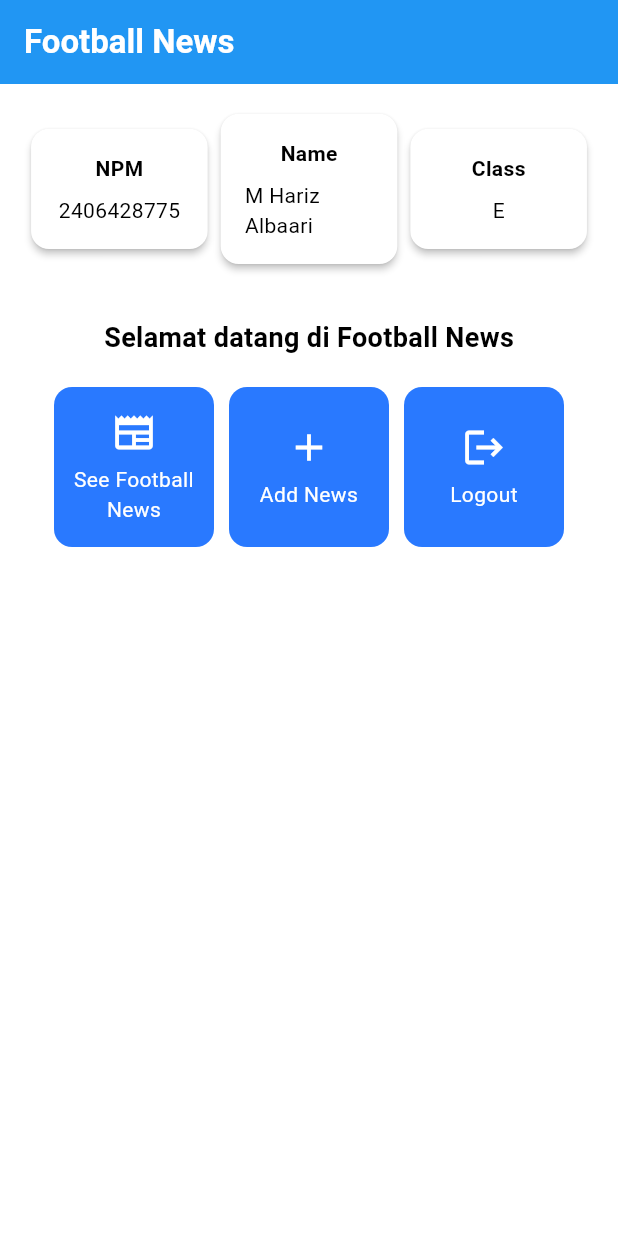
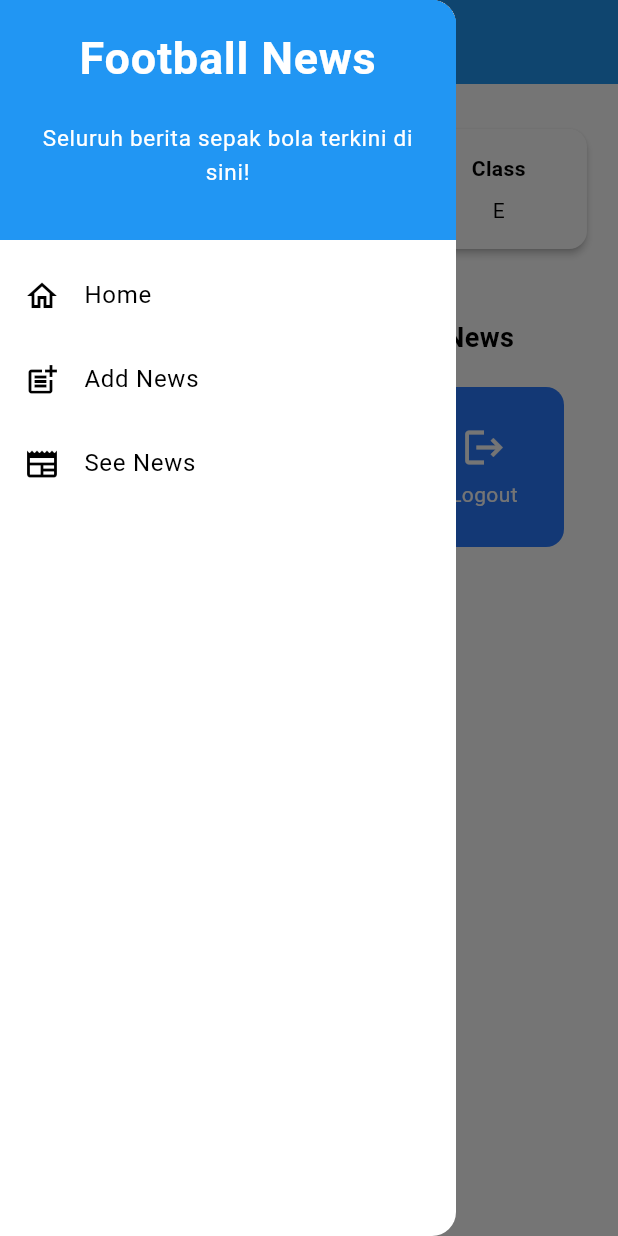
Before and after one commit to Hariz09/football-news-mobile, a Flutter app: the screen it shows after launch, with the side drawer open (before the commit the screen has no drawer), on a phone screen of 412 x 824 dp. Run offline on Flutter 3.47's test engine with Material 3 defaults, Android fonts, the phone set to English and light mode, and no system bars.

Commit message:
Tutorial 7: Flutter Navigation, Layouts, Forms, and Input Elements

```diff
--- a/lib/main.dart
+++ b/lib/main.dart
@@ -1,5 +1,5 @@
 import 'package:flutter/material.dart';
-import 'package:football_news/menu.dart';
+import 'package:football_news/screens/menu.dart';
 
 void main() {
   runApp(const MyApp());
--- a/lib/menu.dart
+++ b/lib/screens/menu.dart
@@ -1,7 +1,11 @@
 import 'package:flutter/material.dart';
 
+// Import drawer widget
+import 'package:football_news/widgets/left_drawer.dart';
+import 'package:football_news/widgets/news_card.dart';
+
 class MyHomePage extends StatelessWidget {
-  MyHomePage({super.key,}); //sudah ada pada code sebelumnya
+  MyHomePage({super.key}); //sudah ada pada code sebelumnya
 
   final String nama = "M Hariz Albaari";
   final String npm = "2406428775";
@@ -27,6 +31,8 @@ class MyHomePage extends StatelessWidget {
         // Warna latar belakang AppBar diambil dari skema warna tema aplikasi.
         backgroundColor: Theme.of(context).colorScheme.primary,
       ),
+      drawer: LeftDrawer(),
+
       // Body halaman dengan padding di sekelilingnya.
       body: Padding(
         padding: const EdgeInsets.all(16.0),
@@ -127,54 +133,3 @@ class ItemHomepage {
 
   ItemHomepage(this.name, this.icon);
 }
-
-class ItemCard extends StatelessWidget {
-  // Menampilkan kartu dengan ikon dan nama.
-
-  final ItemHomepage item;
-
-  const ItemCard(this.item, {super.key});
-
-  @override
-  Widget build(BuildContext context) {
-    return Material(
-      // Menentukan warna latar belakang dari tema aplikasi.
-      color: Theme.of(context).colorScheme.secondary,
-      // Membuat sudut kartu melengkung.
-      borderRadius: BorderRadius.circular(12),
-
-      child: InkWell(
-        // Aksi ketika kartu ditekan.
-        onTap: () {
-          // Menampilkan pesan SnackBar saat kartu ditekan.
-          ScaffoldMessenger.of(context)
-            ..hideCurrentSnackBar()
-            ..showSnackBar(
-              SnackBar(
-                content: Text("Kamu telah menekan tombol ${item.name}!"),
-              ),
-            );
-        },
-        // Container untuk menyimpan Icon dan Text
-        child: Container(
-          padding: const EdgeInsets.all(8),
-          child: Center(
-            child: Column(
-              // Menyusun ikon dan teks di tengah kartu.
-              mainAxisAlignment: MainAxisAlignment.center,
-              children: [
-                Icon(item.icon, color: Colors.white, size: 30.0),
-                const Padding(padding: EdgeInsets.all(3)),
-                Text(
-                  item.name,
-                  textAlign: TextAlign.center,
-                  style: const TextStyle(color: Colors.white),
-                ),
-              ],
-            ),
-          ),
-        ),
-      ),
-    );
-  }
-}
--- /dev/null
+++ b/lib/widgets/left_drawer.dart
@@ -0,0 +1,75 @@
+import 'package:flutter/material.dart';
+import 'package:football_news/screens/menu.dart';
+import 'package:football_news/screens/newslist_form.dart';
+
+class LeftDrawer extends StatelessWidget {
+  const LeftDrawer({super.key});
+
+  @override
+  Widget build(BuildContext context) {
+    return Drawer(
+      child: ListView(
+        children: [
+          const DrawerHeader(
+            decoration: BoxDecoration(color: Colors.blue),
+            child: Column(
+              children: [
+                Text(
+                  'Football News',
+                  textAlign: TextAlign.center,
+                  style: TextStyle(
+                    fontSize: 30,
+                    fontWeight: FontWeight.bold,
+                    color: Colors.white,
+                  ),
+                ),
+                Padding(padding: EdgeInsets.all(10)),
+                Text(
+                  "Seluruh berita sepak bola terkini di sini!",
+                  textAlign: TextAlign.center,
+                  style: TextStyle(
+                    fontSize: 15,
+                    color: Colors.white,
+                  ),
+                ),
+              ],
+            ),
+          ),
+          ListTile(
+            leading: const Icon(Icons.home_outlined),
+            title: const Text('Home'),
+            // Bagian redirection ke MyHomePage
+            onTap: () {
+              Navigator.pushReplacement(
+                context,
+                MaterialPageRoute(builder: (context) => MyHomePage()),
+              );
+            },
+          ),
+          ListTile(
+            leading: const Icon(Icons.post_add),
+            title: const Text('Add News'),
+            // Bagian redirection ke NewsFormPage
+            onTap: () {
+              Navigator.pushReplacement(
+                context,
+                MaterialPageRoute(builder: (context) => NewsFormPage()),
+              );
+            },
+          ),
+          ListTile(
+            leading: const Icon(Icons.newspaper),
+            title: const Text('See News'),
+            // Bagian redirection ke MyHomePage
+            onTap: () {
+              Navigator.pushReplacement(
+                context,
+                MaterialPageRoute(builder: (context) => MyHomePage()),
+              );
+            },
+          ),
+        ],
+      ),
+    );
+  }
+}
--- /dev/null
+++ b/lib/widgets/news_card.dart
@@ -0,0 +1,62 @@
+import 'package:flutter/material.dart';
+import 'package:football_news/screens/newslist_form.dart';
+import 'package:football_news/screens/menu.dart';
+
+class ItemCard extends StatelessWidget {
+  // Menampilkan kartu dengan ikon dan nama.
+
+  final ItemHomepage item;
+
+  const ItemCard(this.item, {super.key});
+
+  @override
+  Widget build(BuildContext context) {
+    return Material(
+      // Menentukan warna latar belakang dari tema aplikasi.
+      color: Theme.of(context).colorScheme.secondary,
+      // Membuat sudut kartu melengkung.
+      borderRadius: BorderRadius.circular(12),
+
+      child: InkWell(
+        // Aksi ketika kartu ditekan.
+        onTap: () {
+          // Memunculkan SnackBar ketika diklik
+          ScaffoldMessenger.of(context)
+            ..hideCurrentSnackBar()
+            ..showSnackBar(
+              SnackBar(
+                content: Text("Kamu telah menekan tombol ${item.name}!"),
+              ),
+            );
+
+          // Navigate ke route yang sesuai (tergantung jenis tombol)
+          if (item.name == "Add News") {
+            Navigator.push(
+              context,
+              MaterialPageRoute(builder: (context) => NewsFormPage()),
+            );
+          }
+        },
+        // Container untuk menyimpan Icon dan Text
+        child: Container(
+          padding: const EdgeInsets.all(8),
+          child: Center(
+            child: Column(
+              // Menyusun ikon dan teks di tengah kartu.
+              mainAxisAlignment: MainAxisAlignment.center,
+              children: [
+                Icon(item.icon, color: Colors.white, size: 30.0),
+                const Padding(padding: EdgeInsets.all(3)),
+                Text(
+                  item.name,
+                  textAlign: TextAlign.center,
+                  style: const TextStyle(color: Colors.white),
+                ),
+              ],
+            ),
+          ),
+        ),
+      ),
+    );
+  }
+}
```
Also changed, not shown: lib/screens/newslist_form.dart (added, +212 -0 lines), 1 other file.
